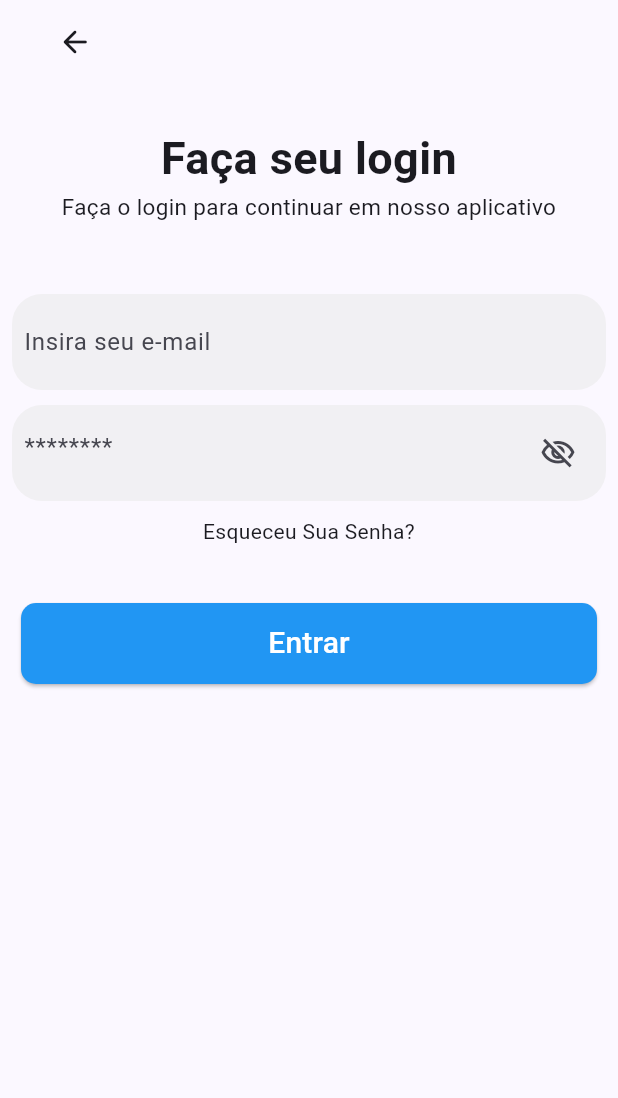
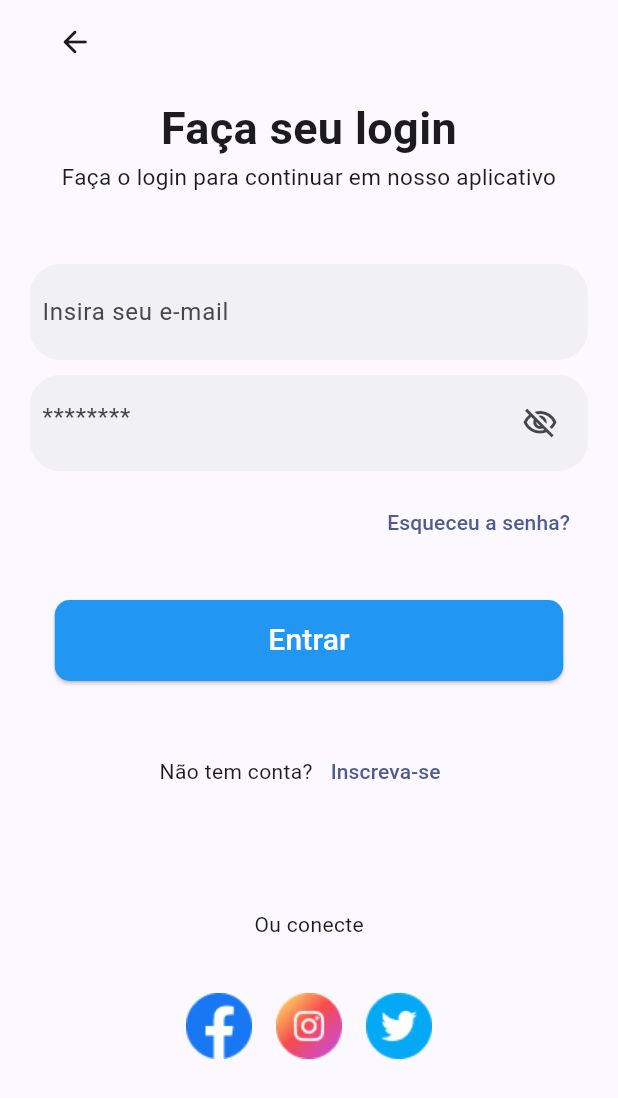
Before and after one commit to SrMafra/FaculdadeFlutter, a Flutter app: the screen it shows after launch, on a phone screen of 412 x 824 dp. Shown: the top 1098 px of the screen. Run offline on Flutter 3.47's test engine with Material 3 defaults, Android fonts, the phone set to English and light mode, and no system bars.

Commit message:
atividade 3
atualização

```diff
--- a/cursoflutter/aula03/lib/views/login.dart
+++ b/cursoflutter/aula03/lib/views/login.dart
@@ -21,9 +21,10 @@ class _MyLoginPageState extends State<MyLoginPage> {
       ),
       body: Column(
         children: <Widget>[
+          //faca seu login
           Container(
             padding: const EdgeInsets.all(8.0),
-            margin: const EdgeInsets.only(top: 20.0),
+            //margin: const EdgeInsets.only(top: 20.0),
             child: const Column(
               children: <Widget>[
                 Text(
@@ -45,9 +46,10 @@ class _MyLoginPageState extends State<MyLoginPage> {
             ),
           ),
           const SizedBox(height: 40),
+          //form email
           Container(
             padding: const EdgeInsets.all(8.0),
-            margin: const EdgeInsets.symmetric(horizontal: 8.0),
+            margin: const EdgeInsets.symmetric(horizontal: 20.0),
             decoration: BoxDecoration(
               borderRadius: BorderRadius.circular(20.0),
               color: const Color.fromARGB(156, 235, 235, 235),
@@ -60,10 +62,11 @@ class _MyLoginPageState extends State<MyLoginPage> {
               ),
             ),
           ),
+          //form senha
           const SizedBox(height: 10),
           Container(
             padding: const EdgeInsets.all(8.0),
-            margin: const EdgeInsets.symmetric(horizontal: 8.0),
+            margin: const EdgeInsets.symmetric(horizontal: 20.0),
             decoration: BoxDecoration(
               borderRadius: BorderRadius.circular(20.0),
               color: const Color.fromARGB(156, 235, 235, 235),
@@ -77,15 +80,25 @@ class _MyLoginPageState extends State<MyLoginPage> {
             ),
           ),
           const SizedBox(height: 10),
-          const Text(
-            'Esqueceu Sua Senha?',
-            textAlign: TextAlign.right,
+          //esqueceu a senha
+          Padding(
+            padding: const EdgeInsets.only(right: 20.0),
+            child: Align(
+              alignment: Alignment.centerRight,
+              child: TextButton(
+                onPressed: () {},
+                child: const Text('Esqueceu a senha?'),
+              ),
+            ),
           ),
-          const SizedBox(height: 10),
+          //const Text('Esqueceu Sua Senha?'),
+          const SizedBox(height: 20),
+          //formbuttom
           Container(
             padding: const EdgeInsets.all(8.0),
-            margin: const EdgeInsets.only(top: 20.0),
-            width: 400,
+            //margin: const EdgeInsets.symmetric(horizontal: 8.0),
+            //margin: const EdgeInsets.only(top: 20.0),
+            width: 355,
             height: 70,
             child: ElevatedButton(
               onPressed: () {},
@@ -103,6 +116,49 @@ class _MyLoginPageState extends State<MyLoginPage> {
             ),
           ),
           const SizedBox(height: 10),
+          //nao tem conta
+          Container(
+            padding: const EdgeInsets.all(18.0),
+            child: Row(
+              mainAxisAlignment: MainAxisAlignment.center,
+              children: <Widget>[
+                const Text('Não tem conta?'),
+                TextButton(
+                  onPressed: () {},
+                  child: const Text('Inscreva-se'),
+                ),
+              ],
+            ),
+          ),
+          const SizedBox(height: 50),
+          const Center(
+            child: Text('Ou conecte'),
+          ),
+          const SizedBox(height: 10),
+          //login rede social
+          Container(
+            padding: const EdgeInsets.all(18.0),
+            child: Row(
+              mainAxisAlignment: MainAxisAlignment.center,
+              children: <Widget>[
+                IconButton(
+                  icon: Image.asset('assets/facebook.png'),
+                  iconSize: 70,
+                  onPressed: () {},
+                ),
+                IconButton(
+                  icon: Image.asset('assets/instagram.png'),
+                  iconSize: 70,
+                  onPressed: () {},
+                ),
+                IconButton(
+                  icon: Image.asset('assets/twitter.png'),
+                  iconSize: 70,
+                  onPressed: () {},
+                ),
+              ],
+            ),
+          ),
         ],
       ),
     );
--- a/cursoflutter/aula03/pubspec.yaml
+++ b/cursoflutter/aula03/pubspec.yaml
@@ -62,7 +62,10 @@ flutter:
   # assets:
   #   - images/a_dot_burr.jpeg
   #   - images/a_dot_ham.jpeg
-
+  assets:
+    - assets/facebook.png
+    - assets/instagram.png
+    - assets/twitter.png
   # An image asset can refer to one or more resolution-specific "variants", see
   # https://flutter.dev/assets-and-images/#resolution-aware
 
```
Also changed, not shown: cursoflutter/aula03/assets/facebook.png (added), cursoflutter/aula03/assets/instagram.png (added), cursoflutter/aula03/assets/twitter.png (added).
